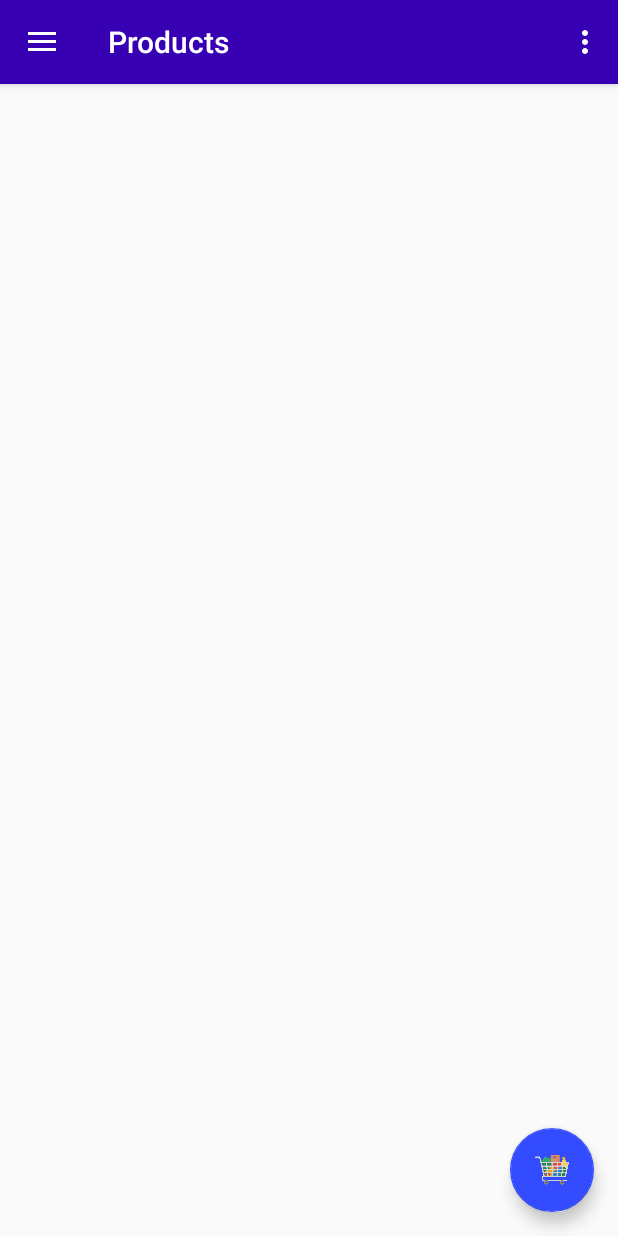
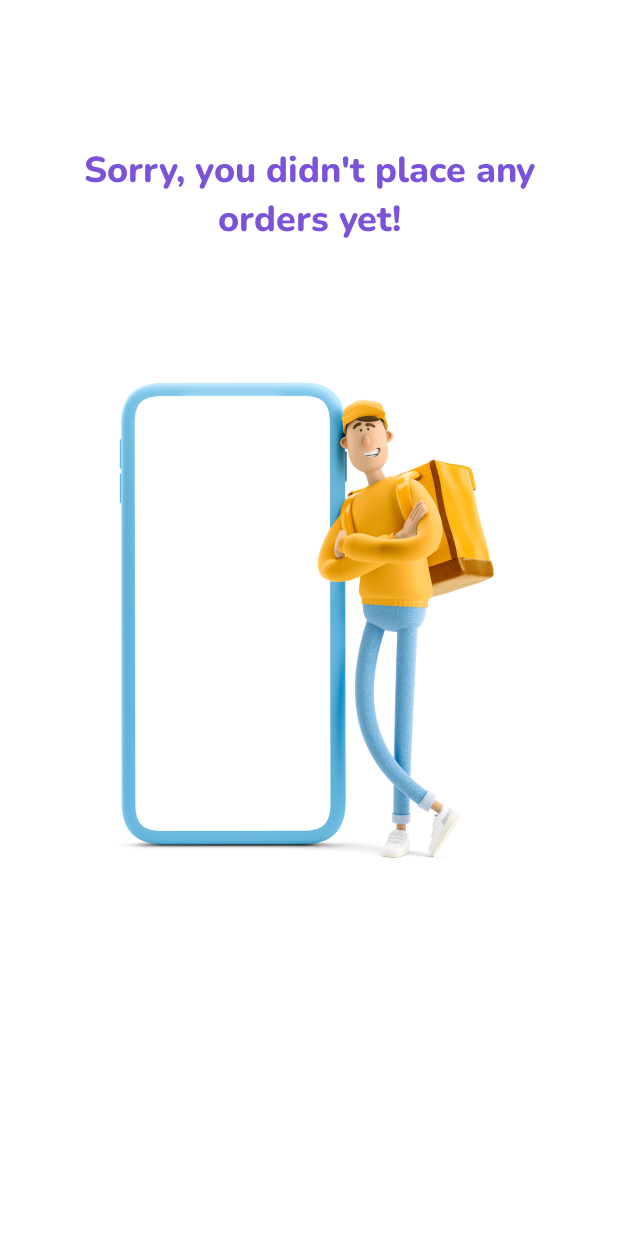
Before and after one commit to manojitht/MediApp--EFOSEYOUYES, an Android app: the HomeActivity screen opened directly, with no data from a screen before it, in the options menu, after a tap on "Orders", on a phone screen of 412 x 824 dp. Run offline under Robolectric (Android 15) with nearby library versions, the phone set to English and light mode, and no system bars; our stand-ins replace CircleImageView, Firebase (no records; nobody signed in at launch, a user with empty details on screens opened directly), Picasso, navigation-ui; libraries missing offline, so code that uses them is left out: io.paperdb; Roboto replaces fonts that are not available here; 10 statements that could not run were skipped.

Commit message:
show order & view order & cancel order feature added to the customer

```diff
--- a/app/src/main/AndroidManifest.xml
+++ b/app/src/main/AndroidManifest.xml
@@ -13,7 +13,9 @@
         android:roundIcon="@mipmap/ic_launcher_round"
         android:supportsRtl="true"
         android:theme="@style/AppTheme">
-        <activity android:name=".AdminFolder.AdminGraphView"></activity>
+        <activity android:name=".ViewOrderCx"></activity>
+        <activity android:name=".Show_orders" />
+        <activity android:name=".AdminFolder.AdminGraphView" />
         <activity android:name=".DesicionActivity" />
         <activity android:name=".ResetPasswordActivity" />
         <activity android:name=".AdminFolder.AdminMaintainProductsActivity" />
--- a/app/src/main/java/com/example/mediapp/AdminFolder/AdminOrdersActivity.java
+++ b/app/src/main/java/com/example/mediapp/AdminFolder/AdminOrdersActivity.java
@@ -51,7 +51,7 @@ public class AdminOrdersActivity extends AppCompatActivity {
                 holder.userName.setText("Name: " + model.getCname());
                 holder.userPhoneNumber.setText("Contact: " + model.getPhone());
                 holder.userTotalAmount.setText("Cost of price: " + model.getTotalAmount() + " LKR");
-                holder.userDateTime.setText("Date: " + model.getDate());
+                holder.userDateTime.setText("Date: " + model.getDate() + ", Time: " + model.getTime());
                 holder.userShippingAddress.setText("Shipping Address: " + model.getAddress() + " " + model.getCity());
 
                 holder.showOrder.setOnClickListener(new View.OnClickListener() {
--- a/app/src/main/java/com/example/mediapp/CartActivity.java
+++ b/app/src/main/java/com/example/mediapp/CartActivity.java
@@ -57,6 +57,9 @@ public class CartActivity extends AppCompatActivity {
         totalAmountTxt = (TextView) findViewById(R.id.total_price_text);
         textMessage = (TextView) findViewById(R.id.text_message);
         front_image1 = (ImageView) findViewById(R.id.front_image1);
+
+
+
 
         NextProcessBtn.setOnClickListener(new View.OnClickListener() {
             @Override
@@ -153,6 +156,7 @@ public class CartActivity extends AppCompatActivity {
             public void onDataChange(@NonNull DataSnapshot dataSnapshot) {
                 if (dataSnapshot.exists()){
                     String shippingState = dataSnapshot.child("status").getValue().toString();
+                    DatabaseReference userStatus = FirebaseDatabase.getInstance().getReference().child("User View");
                     String userName = dataSnapshot.child("Cname").getValue().toString();
 
                     if (shippingState.equals("Shipped")){
@@ -178,7 +182,7 @@ public class CartActivity extends AppCompatActivity {
                         front_image1.setVisibility(View.VISIBLE);
                         textMessage.setText("Sorry you didn't purchase any items yet!");
                         NextProcessBtn.setVisibility(View.GONE);
-
+                        totalAmountTxt.setVisibility(View.GONE);
                     }
                 }
             }
--- a/app/src/main/java/com/example/mediapp/ConfirmOrderActivity.java
+++ b/app/src/main/java/com/example/mediapp/ConfirmOrderActivity.java
@@ -74,7 +74,7 @@ public class ConfirmOrderActivity extends AppCompatActivity {
         SimpleDateFormat currentDate = new SimpleDateFormat("MMM dd, yyyy");
         saveCurrentDate = currentDate.format(callForDate.getTime());
         SimpleDateFormat currentTime = new SimpleDateFormat("HH:mm:ss a");
-        saveCurrentTime = currentDate.format(callForDate.getTime());
+        saveCurrentTime = currentTime.format(callForDate.getTime());
 
         final DatabaseReference ordersRef = FirebaseDatabase.getInstance().getReference().child("Orders").child(GetData.superOnlineUsers.getName());
 
--- a/app/src/main/java/com/example/mediapp/HomeActivity.java
+++ b/app/src/main/java/com/example/mediapp/HomeActivity.java
@@ -10,6 +10,7 @@ import android.view.ViewGroup;
 import android.widget.TextView;
 
 import com.example.mediapp.AdminFolder.AdminMaintainProductsActivity;
+import com.example.mediapp.AdminFolder.AdminOrdersActivity;
 import com.example.mediapp.GetData.GetData;
 import com.example.mediapp.Model.Products;
 import com.example.mediapp.ViewHolder.ProductViewHolder;
@@ -181,6 +182,11 @@ public class HomeActivity extends AppCompatActivity {
                 startActivity(intent3);
                 return true;
 
+            case R.id.action_orders:
+                Intent intent4 = new Intent(HomeActivity.this, Show_orders.class);
+                startActivity(intent4);
+                return true;
+
             default:
                 return super.onOptionsItemSelected(item);
         }
--- /dev/null
+++ b/app/src/main/java/com/example/mediapp/Show_orders.java
@@ -0,0 +1,125 @@
+package com.example.mediapp;
+
+import androidx.annotation.NonNull;
+import androidx.appcompat.app.AlertDialog;
+import androidx.appcompat.app.AppCompatActivity;
+import androidx.recyclerview.widget.LinearLayoutManager;
+import androidx.recyclerview.widget.RecyclerView;
+
+import android.app.MediaRouteButton;
+import android.content.DialogInterface;
+import android.content.Intent;
+import android.os.Bundle;
+import android.view.LayoutInflater;
+import android.view.View;
+import android.view.ViewGroup;
+import android.widget.Button;
+import android.widget.EditText;
+import android.widget.ImageView;
+import android.widget.RelativeLayout;
+import android.widget.TextView;
+import android.widget.Toast;
+
+import com.example.mediapp.AdminFolder.AdminOrdersActivity;
+import com.example.mediapp.GetData.GetData;
+import com.example.mediapp.Model.AdminOrders;
+import com.firebase.ui.database.FirebaseRecyclerAdapter;
+import com.firebase.ui.database.FirebaseRecyclerOptions;
+import com.google.firebase.database.DataSnapshot;
+import com.google.firebase.database.DatabaseError;
+import com.google.firebase.database.DatabaseReference;
+import com.google.firebase.database.FirebaseDatabase;
+import com.google.firebase.database.ValueEventListener;
+import com.squareup.picasso.Picasso;
+
+import de.hdodenhof.circleimageview.CircleImageView;
+
+public class Show_orders extends AppCompatActivity {
+
+    private DatabaseReference ordersRef, ordersCancel, ordersCancelAdmin;
+    private TextView Username, Contact, Address, Price, Date, popMessage;
+    private Button viewOrder, cancelOrder;
+    private RelativeLayout order_card;
+    private ImageView popup_image;
+
+    @Override
+    protected void onCreate(Bundle savedInstanceState) {
+        super.onCreate(savedInstanceState);
+        setContentView(R.layout.activity_show_orders);
+
+        viewOrder = (Button) findViewById(R.id.view_order);
+        cancelOrder = (Button) findViewById(R.id.cancel_order);
+        Username = (TextView) findViewById(R.id.order_username);
+        Contact = (TextView) findViewById(R.id.phone_number_order);
+        Address = (TextView) findViewById(R.id.order_address_city);
+        Price = (TextView) findViewById(R.id.order_total_price);
+        Date = (TextView) findViewById(R.id.order_date_time);
+        popMessage = (TextView) findViewById(R.id.popup_message);
+        order_card = (RelativeLayout) findViewById(R.id.order_card);
+        popup_image = (ImageView) findViewById(R.id.popup_order_image);
+
+        ordersRef = FirebaseDatabase.getInstance().getReference().child("Orders");
+        ordersCancel = FirebaseDatabase.getInstance().getReference().child("Orders").child(GetData.superOnlineUsers.getName());
+        ordersCancelAdmin = FirebaseDatabase.getInstance().getReference().child("Cart List").child("Admin View").child(GetData.superOnlineUsers.getName());
+        order_card.setVisibility(View.GONE);
+        popup_image.setVisibility(View.VISIBLE);// sets default in invisible mode.
+        popMessage.setVisibility(View.VISIBLE);
+
+        orderInfoDisplay(Username, Contact, Address, Price, Date);
+
+        viewOrder.setOnClickListener(new View.OnClickListener() {
+            @Override
+            public void onClick(View view) {
+                Intent intent = new Intent(Show_orders.this, ViewOrderCx.class);
+                startActivity(intent);
+            }
+        });
+
+        cancelOrder.setOnClickListener(new View.OnClickListener() {
+            @Override
+            public void onClick(View view) {
+                ordersCancel.removeValue();
+                ordersCancelAdmin.removeValue();
+                Toast.makeText(Show_orders.this, "Your order has been cancelled!", Toast.LENGTH_SHORT).show();
+                Intent intent = new Intent(Show_orders.this, HomeActivity.class);
+                startActivity(intent);
+            }
+        });
+    }
+
+    private void orderInfoDisplay(final TextView Username, final TextView Contact, final TextView Address, final TextView Price, final TextView Date) {
+
+        DatabaseReference userRef = FirebaseDatabase.getInstance().getReference().child("Orders").child(GetData.superOnlineUsers.getName());
+
+        userRef.addValueEventListener(new ValueEventListener() {
+            @Override
+            public void onDataChange(@NonNull DataSnapshot dataSnapshot) {
+                if (dataSnapshot.exists()){
+                    if (dataSnapshot.child("Cname").exists()){
+                        order_card.setVisibility(View.VISIBLE);
+                        popup_image.setVisibility(View.GONE);
+                        popMessage.setVisibility(View.GONE);
+                        //String image = dataSnapshot.child("image").getValue().toString(); // This works on the real physical device
+                        String name = dataSnapshot.child("Cname").getValue().toString();
+                        String contact = dataSnapshot.child("phone").getValue().toString();
+                        String address = dataSnapshot.child("address").getValue().toString();
+                        String price = dataSnapshot.child("totalAmount").getValue().toString();
+                        String date = dataSnapshot.child("date").getValue().toString();
+
+                        Username.setText(name);
+                        Contact.setText(contact);
+                        Address.setText(address);
+                        Price.setText(price);
+                        Date.setText(date);
+                    }
+                }
+            }
+
+
+            @Override
+            public void onCancelled(@NonNull DatabaseError databaseError) {
+
+            }
+        });
+    }
+}
--- /dev/null
+++ b/app/src/main/res/font/nunito_extrabold.xml
@@ -0,0 +1,7 @@
+<?xml version="1.0" encoding="utf-8"?>
+<font-family xmlns:app="http://schemas.android.com/apk/res-auto"
+        app:fontProviderAuthority="com.google.android.gms.fonts"
+        app:fontProviderPackage="com.google.android.gms"
+        app:fontProviderQuery="name=Nunito&amp;weight=800"
+        app:fontProviderCerts="@array/com_google_android_gms_fonts_certs">
+</font-family>
--- /dev/null
+++ b/app/src/main/res/layout/activity_show_orders.xml
@@ -0,0 +1,143 @@
+<?xml version="1.0" encoding="utf-8"?>
+<androidx.constraintlayout.widget.ConstraintLayout xmlns:android="http://schemas.android.com/apk/res/android"
+    xmlns:app="http://schemas.android.com/apk/res-auto"
+    xmlns:tools="http://schemas.android.com/tools"
+    android:layout_width="match_parent"
+    android:layout_height="match_parent"
+    android:background="@color/colorWhite"
+    tools:context=".Show_orders">
+
+    <RelativeLayout
+        android:id="@+id/order_card"
+        android:layout_width="375dp"
+        android:layout_height="312dp"
+        android:layout_margin="10dp"
+        android:background="@drawable/button_white"
+        android:padding="10dp"
+        app:layout_constraintBottom_toBottomOf="parent"
+        app:layout_constraintEnd_toEndOf="parent"
+        app:layout_constraintHorizontal_bias="0.444"
+        app:layout_constraintStart_toStartOf="parent"
+        app:layout_constraintTop_toTopOf="parent"
+        app:layout_constraintVertical_bias="0.403">
+
+        <Button
+            android:id="@+id/cancel_order"
+            android:layout_width="match_parent"
+            android:layout_height="wrap_content"
+            android:layout_below="@id/order_date_time"
+            android:layout_marginLeft="20dp"
+            android:layout_marginTop="90dp"
+            android:layout_marginRight="20dp"
+            android:background="@drawable/buttonred"
+            android:fontFamily="@font/poppins_semibold"
+            android:text="Cancel order"
+            android:textAllCaps="false"
+            android:textColor="@color/colorWhite" />
+
+        <TextView
+            android:id="@+id/order_username"
+            android:layout_width="160dp"
+            android:layout_height="wrap_content"
+            android:layout_marginLeft="5dp"
+            android:fontFamily="@font/poppins_light"
+            android:textColor="@color/colorBlack"
+            android:textSize="14dp"
+            android:textStyle="bold" />
+
+        <TextView
+            android:id="@+id/phone_number_order"
+            android:layout_width="160dp"
+            android:layout_height="wrap_content"
+            android:layout_alignParentEnd="true"
+            android:layout_marginLeft="5dp"
+            android:layout_marginRight="5dp"
+            android:fontFamily="@font/poppins_light"
+            android:textAlignment="textEnd"
+            android:textColor="@color/colorYellow"
+            android:textSize="14dp"
+            android:textStyle="bold" />
+
+        <TextView
+            android:id="@+id/order_total_price"
+            android:layout_width="match_parent"
+            android:layout_height="wrap_content"
+            android:layout_below="@id/order_username"
+            android:layout_marginLeft="5dp"
+            android:layout_marginTop="25dp"
+            android:fontFamily="@font/poppins_light"
+            android:gravity="center"
+            android:textColor="@color/colorRed"
+            android:textSize="14dp"
+            android:textStyle="bold" />
+
+        <TextView
+            android:id="@+id/order_address_city"
+            android:layout_width="match_parent"
+            android:layout_height="wrap_content"
+            android:layout_below="@id/order_total_price"
+            android:layout_marginLeft="5dp"
+            android:layout_marginTop="15dp"
+            android:fontFamily="@font/poppins_light"
+            android:gravity="center"
+            android:textColor="@color/colorBlack"
+            android:textSize="14dp"
+            android:textStyle="bold" />
+
+        <TextView
+            android:id="@+id/order_date_time"
+            android:layout_width="match_parent"
+            android:layout_height="wrap_content"
+            android:layout_below="@id/order_address_city"
+            android:layout_marginLeft="5dp"
+            android:layout_marginTop="15dp"
+            android:fontFamily="@font/poppins_light"
+            android:gravity="center"
+            android:textColor="@color/colorPurple"
+            android:textSize="14dp"
+            android:textStyle="bold" />
+
+        <Button
+            android:id="@+id/view_order"
+            android:layout_width="match_parent"
+            android:layout_height="wrap_content"
+            android:layout_below="@id/order_date_time"
+            android:layout_marginLeft="20dp"
+            android:layout_marginTop="20dp"
+            android:layout_marginRight="20dp"
+            android:background="@drawable/buttonsyello"
+            android:fontFamily="@font/poppins_semibold"
+            android:text="View Order"
+            android:textAllCaps="false"
+            android:textColor="@color/colorBlack" />
+
+    </RelativeLayout>
+
+    <ImageView
+        android:id="@+id/popup_order_image"
+        android:layout_width="380dp"
+        android:layout_height="378dp"
+        app:layout_constraintBottom_toBottomOf="parent"
+        app:layout_constraintEnd_toEndOf="parent"
+        app:layout_constraintStart_toStartOf="parent"
+        app:layout_constraintTop_toTopOf="parent"
+        app:srcCompat="@drawable/order_received"
+        tools:ignore="MissingConstraints" />
+
+    <TextView
+        android:id="@+id/popup_message"
+        android:layout_width="317dp"
+        android:layout_height="80dp"
+        android:fontFamily="@font/nunito_extrabold"
+        android:gravity="center"
+        android:text="Sorry, you didn't place any orders yet!"
+        android:textColor="#7A53D8"
+        android:textSize="24sp"
+        app:layout_constraintBottom_toBottomOf="parent"
+        app:layout_constraintEnd_toEndOf="parent"
+        app:layout_constraintStart_toStartOf="parent"
+        app:layout_constraintTop_toTopOf="parent"
+        app:layout_constraintVertical_bias="0.12" />
+
+
+</androidx.constraintlayout.widget.ConstraintLayout>
--- a/app/src/main/res/layout/custom_dialog.xml
+++ b/app/src/main/res/layout/custom_dialog.xml
@@ -5,6 +5,7 @@
     android:id="@+id/progressLine"
     android:layout_width="match_parent"
     android:layout_height="wrap_content"
+    android:background="@color/colorWhite"
     android:padding="50dp">
 
     <com.airbnb.lottie.LottieAnimationView
@@ -29,7 +30,7 @@
         android:fontFamily="@font/poppins_light"
         android:text="Loading...."
         android:textAlignment="center"
-        android:textColor="@color/colorLightBlue"
+        android:textColor="@color/colorPurple"
         android:textStyle="bold"
         app:layout_constraintBottom_toBottomOf="parent"
         app:layout_constraintEnd_toEndOf="parent"
--- a/app/src/main/res/values/preloaded_fonts.xml
+++ b/app/src/main/res/values/preloaded_fonts.xml
@@ -5,6 +5,8 @@
         <item>@font/aldrich</item>
         <item>@font/bangers</item>
         <item>@font/berkshire_swash</item>
+        <item>@font/nunito_extrabold</item>
+        <item>@font/nunito_semibold</item>
         <item>@font/poppins_light</item>
         <item>@font/poppins_medium</item>
         <item>@font/poppins_semibold</item>
```
Also changed, not shown: app/src/main/java/com/example/mediapp/ViewOrderCx.java (added, +122 -0 lines), app/src/main/res/font/nunito_semibold.xml (added, +7 -0 lines), app/src/main/res/layout/activity_admin_orders.xml (+6 -5 lines), app/src/main/res/layout/activity_view_order_cx.xml (added, +40 -0 lines).
